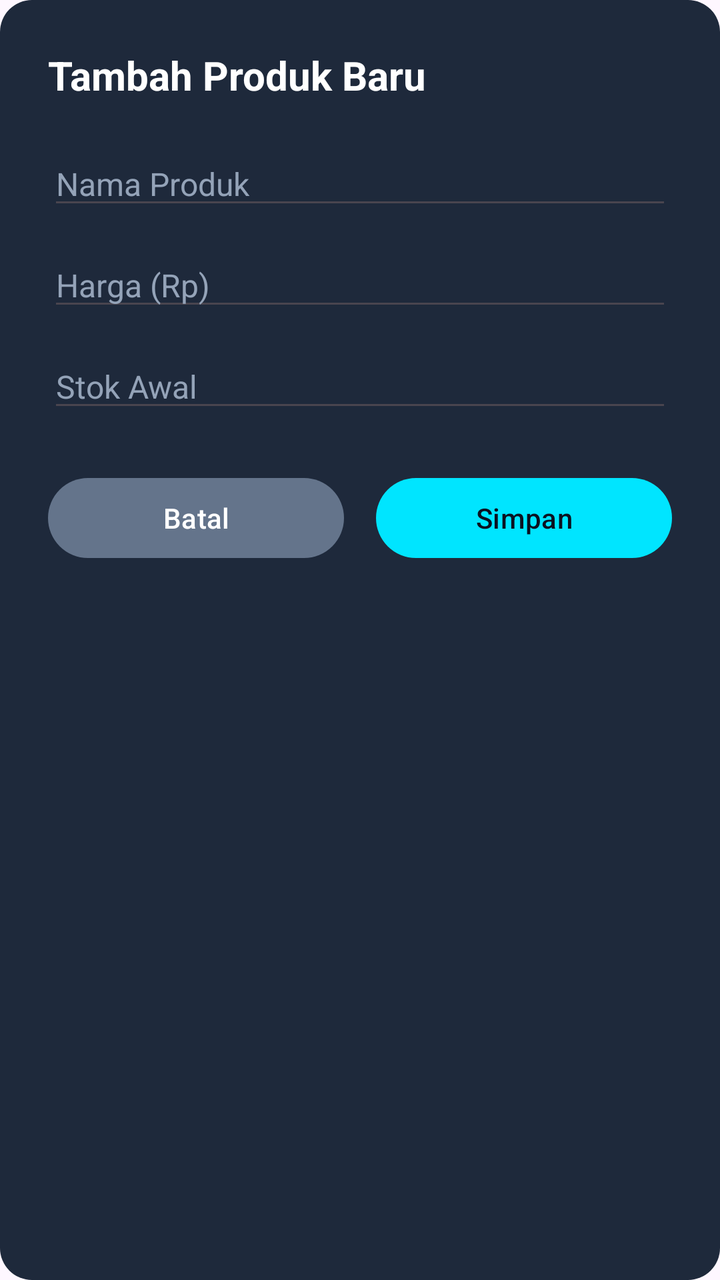
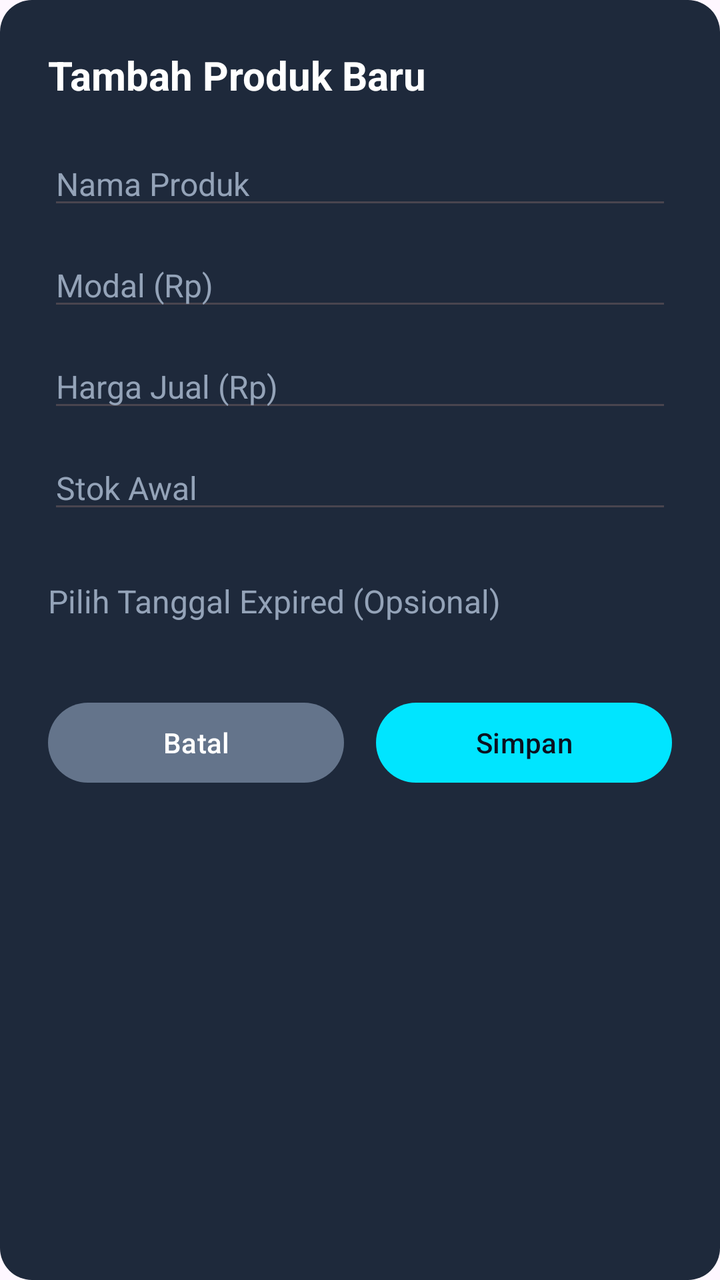

Two renders of the same Android screen: before a commit and after it. Below are the layout's source before the change and the commit's diff.
<!-- AndroidManifest.xml: application theme Theme.Material3.DayNight.NoActionBar -->
<!-- res/layout/dialog_add_product.xml -->
<?xml version="1.0" encoding="utf-8"?>
<LinearLayout xmlns:android="http://schemas.android.com/apk/res/android"
    xmlns:app="http://schemas.android.com/apk/res-auto"
    android:layout_width="match_parent"
    android:layout_height="wrap_content"
    android:background="@drawable/bg_dialog_dark"
    android:orientation="vertical"
    android:padding="24dp">

    <TextView
        android:layout_width="match_parent"
        android:layout_height="wrap_content"
        android:text="Tambah Produk Baru"
        android:textColor="#FFFFFF"
        android:textSize="20sp"
        android:textStyle="bold" />

    <EditText
        android:id="@+id/etName"
        android:layout_width="match_parent"
        android:layout_height="wrap_content"
        android:layout_marginTop="20dp"
        android:hint="Nama Produk"
        android:inputType="text"
        android:textColor="#FFFFFF"
        android:textColorHint="#94A3B8"
        android:textSize="16sp" />

    <EditText
        android:id="@+id/etPrice"
        android:layout_width="match_parent"
        android:layout_height="wrap_content"
        android:layout_marginTop="12dp"
        android:hint="Harga (Rp)"
        android:inputType="numberDecimal"
        android:textColor="#FFFFFF"
        android:textColorHint="#94A3B8"
        android:textSize="16sp" />

    <EditText
        android:id="@+id/etStock"
        android:layout_width="match_parent"
        android:layout_height="wrap_content"
        android:layout_marginTop="12dp"
        android:hint="Stok Awal"
        android:inputType="number"
        android:textColor="#FFFFFF"
        android:textColorHint="#94A3B8"
        android:textSize="16sp" />

    <LinearLayout
        android:layout_width="match_parent"
        android:layout_height="wrap_content"
        android:layout_marginTop="24dp"
        android:orientation="horizontal">

        <com.google.android.material.button.MaterialButton
            android:id="@+id/btnCancel"
            android:layout_width="0dp"
            android:layout_height="48dp"
            android:layout_weight="1"
            android:layout_marginEnd="8dp"
            android:text="Batal"
            android:textColor="#FFFFFF"
            app:backgroundTint="#64748B" />

        <com.google.android.material.button.MaterialButton
            android:id="@+id/btnSave"
            android:layout_width="0dp"
            android:layout_height="48dp"
            android:layout_weight="1"
            android:layout_marginStart="8dp"
            android:text="Simpan"
            android:textColor="#0B1120"
            app:backgroundTint="#00E5FF" />

    </LinearLayout>

</LinearLayout>
<!-- resources referenced by this layout -->
<resources>
  <!-- drawable bg_dialog_dark (drawable) -->
  <?xml version="1.0" encoding="utf-8"?>
  <shape xmlns:android="http://schemas.android.com/apk/res/android"
      android:shape="rectangle">
      <solid android:color="#1E293B" />
      <corners android:radius="16dp" />
  </shape>
</resources>

<!-- the commit's change to res/layout/dialog_add_product.xml (unified diff, before → after) -->
@@ -1,79 +1,109 @@
 <?xml version="1.0" encoding="utf-8"?>
-<LinearLayout xmlns:android="http://schemas.android.com/apk/res/android"
+<ScrollView xmlns:android="http://schemas.android.com/apk/res/android"
     xmlns:app="http://schemas.android.com/apk/res-auto"
     android:layout_width="match_parent"
     android:layout_height="wrap_content"
-    android:background="@drawable/bg_dialog_dark"
-    android:orientation="vertical"
-    android:padding="24dp">
-
-    <TextView
-        android:layout_width="match_parent"
-        android:layout_height="wrap_content"
-        android:text="Tambah Produk Baru"
-        android:textColor="#FFFFFF"
-        android:textSize="20sp"
-        android:textStyle="bold" />
-
-    <EditText
-        android:id="@+id/etName"
-        android:layout_width="match_parent"
-        android:layout_height="wrap_content"
-        android:layout_marginTop="20dp"
-        android:hint="Nama Produk"
-        android:inputType="text"
-        android:textColor="#FFFFFF"
-        android:textColorHint="#94A3B8"
-        android:textSize="16sp" />
-
-    <EditText
-        android:id="@+id/etPrice"
-        android:layout_width="match_parent"
-        android:layout_height="wrap_content"
-        android:layout_marginTop="12dp"
-        android:hint="Harga (Rp)"
-        android:inputType="numberDecimal"
-        android:textColor="#FFFFFF"
-        android:textColorHint="#94A3B8"
-        android:textSize="16sp" />
-
-    <EditText
-        android:id="@+id/etStock"
-        android:layout_width="match_parent"
-        android:layout_height="wrap_content"
-        android:layout_marginTop="12dp"
-        android:hint="Stok Awal"
-        android:inputType="number"
-        android:textColor="#FFFFFF"
-        android:textColorHint="#94A3B8"
-        android:textSize="16sp" />
+    android:background="@drawable/bg_dialog_dark">
 
     <LinearLayout
         android:layout_width="match_parent"
         android:layout_height="wrap_content"
-        android:layout_marginTop="24dp"
-        android:orientation="horizontal">
+        android:orientation="vertical"
+        android:padding="24dp">
 
-        <com.google.android.material.button.MaterialButton
-            android:id="@+id/btnCancel"
-            android:layout_width="0dp"
-            android:layout_height="48dp"
-            android:layout_weight="1"
-            android:layout_marginEnd="8dp"
-            android:text="Batal"
+        <TextView
+            android:layout_width="match_parent"
+            android:layout_height="wrap_content"
+            android:text="Tambah Produk Baru"
             android:textColor="#FFFFFF"
-            app:backgroundTint="#64748B" />
+            android:textSize="20sp"
+            android:textStyle="bold" />
 
-        <com.google.android.material.button.MaterialButton
-            android:id="@+id/btnSave"
-            android:layout_width="0dp"
-            android:layout_height="48dp"
-            android:layout_weight="1"
-            android:layout_marginStart="8dp"
-            android:text="Simpan"
-            android:textColor="#0B1120"
-            app:backgroundTint="#00E5FF" />
+        <EditText
+            android:id="@+id/etName"
+            android:layout_width="match_parent"
+            android:layout_height="wrap_content"
+            android:layout_marginTop="20dp"
+            android:hint="Nama Produk"
+            android:inputType="text"
+            android:textColor="#FFFFFF"
+            android:textColorHint="#94A3B8"
+            android:textSize="16sp" />
+
+        <EditText
+            android:id="@+id/etCostPrice"
+            android:layout_width="match_parent"
+            android:layout_height="wrap_content"
+            android:layout_marginTop="12dp"
+            android:hint="Modal (Rp)"
+            android:inputType="numberDecimal"
+            android:textColor="#FFFFFF"
+            android:textColorHint="#94A3B8"
+            android:textSize="16sp" />
+
+        <EditText
+            android:id="@+id/etPrice"
+            android:layout_width="match_parent"
+            android:layout_height="wrap_content"
+            android:layout_marginTop="12dp"
+            android:hint="Harga Jual (Rp)"
+            android:inputType="numberDecimal"
+            android:textColor="#FFFFFF"
+            android:textColorHint="#94A3B8"
+            android:textSize="16sp" />
+
+        <EditText
+            android:id="@+id/etStock"
+            android:layout_width="match_parent"
+            android:layout_height="wrap_content"
+            android:layout_marginTop="12dp"
+            android:hint="Stok Awal"
+            android:inputType="number"
+            android:textColor="#FFFFFF"
+            android:textColorHint="#94A3B8"
+            android:textSize="16sp" />
+
+        <TextView
+            android:id="@+id/tvExpiryDate"
+            android:layout_width="match_parent"
+            android:layout_height="wrap_content"
+            android:layout_marginTop="16dp"
+            android:background="?android:attr/selectableItemBackground"
+            android:clickable="true"
+            android:focusable="true"
+            android:paddingVertical="12dp"
+            android:text="Pilih Tanggal Expired (Opsional)"
+            android:textColor="#94A3B8"
+            android:textSize="16sp" />
+
+        <LinearLayout
+            android:layout_width="match_parent"
+            android:layout_height="wrap_content"
+            android:layout_marginTop="24dp"
+            android:orientation="horizontal">
+
+            <com.google.android.material.button.MaterialButton
+                android:id="@+id/btnCancel"
+                android:layout_width="0dp"
+                android:layout_height="48dp"
+                android:layout_marginEnd="8dp"
+                android:layout_weight="1"
+                android:text="Batal"
+                android:textColor="#FFFFFF"
+                app:backgroundTint="#64748B" />
+
+            <com.google.android.material.button.MaterialButton
+                android:id="@+id/btnSave"
+                android:layout_width="0dp"
+                android:layout_height="48dp"
+                android:layout_marginStart="8dp"
+                android:layout_weight="1"
+                android:text="Simpan"
+                android:textColor="#0B1120"
+                app:backgroundTint="#00E5FF" />
+
+        </LinearLayout>
 
     </LinearLayout>
 
-</LinearLayout>
+</ScrollView>
